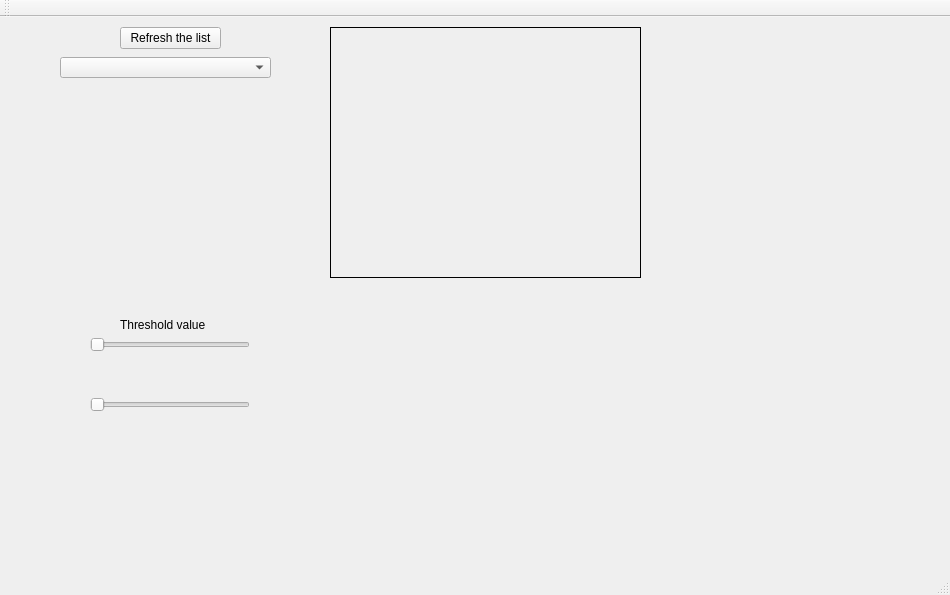
wiici/Apple-Grading-System, file Application/mainwindow.ui: the form before one commit.
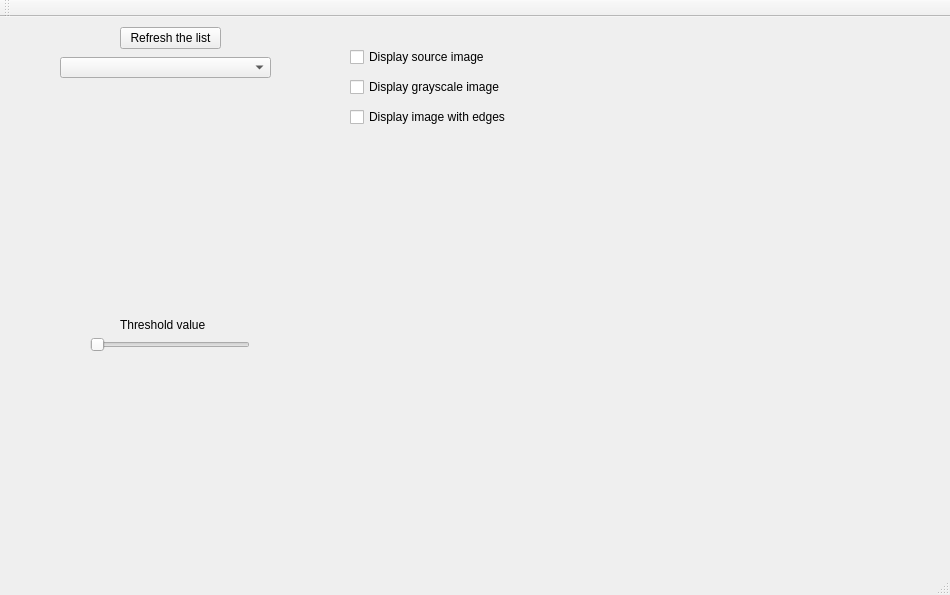
The form after the commit.

Commit message: Add CheckBoxes ; Implement a class inherits from ImageProcessModule

What changed in the file:
```diff
--- a/Application/mainwindow.ui
+++ b/Application/mainwindow.ui
@@ -70,19 +70,6 @@
      <enum>Qt::Horizontal</enum>
     </property>
    </widget>
-   <widget class="QSlider" name="horizontalSlider_2">
-    <property name="geometry">
-     <rect>
-      <x>90</x>
-      <y>380</y>
-      <width>160</width>
-      <height>16</height>
-     </rect>
-    </property>
-    <property name="orientation">
-     <enum>Qt::Horizontal</enum>
-    </property>
-   </widget>
    <widget class="QLabel" name="connectStatus_Label">
     <property name="geometry">
      <rect>
@@ -96,22 +83,6 @@
      <string/>
     </property>
    </widget>
-   <widget class="QLabel" name="sourceImages_Label">
-    <property name="geometry">
-     <rect>
-      <x>330</x>
-      <y>10</y>
-      <width>311</width>
-      <height>251</height>
-     </rect>
-    </property>
-    <property name="styleSheet">
-     <string notr="true">border: 1px solid;</string>
-    </property>
-    <property name="text">
-     <string/>
-    </property>
-   </widget>
    <widget class="QPushButton" name="refreshList_Button">
     <property name="geometry">
      <rect>
@@ -138,6 +109,45 @@
      <string>Threshold value</string>
     </property>
    </widget>
+   <widget class="QCheckBox" name="displaySourceImage_checkBox">
+    <property name="geometry">
+     <rect>
+      <x>350</x>
+      <y>30</y>
+      <width>161</width>
+      <height>20</height>
+     </rect>
+    </property>
+    <property name="text">
+     <string>Display source image</string>
+    </property>
+   </widget>
+   <widget class="QCheckBox" name="displayGrayscaleImage_checkBox">
+    <property name="geometry">
+     <rect>
+      <x>350</x>
+      <y>60</y>
+      <width>161</width>
+      <height>20</height>
+     </rect>
+    </property>
+    <property name="text">
+     <string>Display grayscale image</string>
+    </property>
+   </widget>
+   <widget class="QCheckBox" name="displayEdgesImage_checkBox">
+    <property name="geometry">
+     <rect>
+      <x>350</x>
+      <y>90</y>
+      <width>161</width>
+      <height>20</height>
+     </rect>
+    </property>
+    <property name="text">
+     <string>Display image with edges</string>
+    </property>
+   </widget>
   </widget>
   <widget class="QMenuBar" name="menuBar">
    <property name="geometry">
```
The commit also changes 9 other files.
